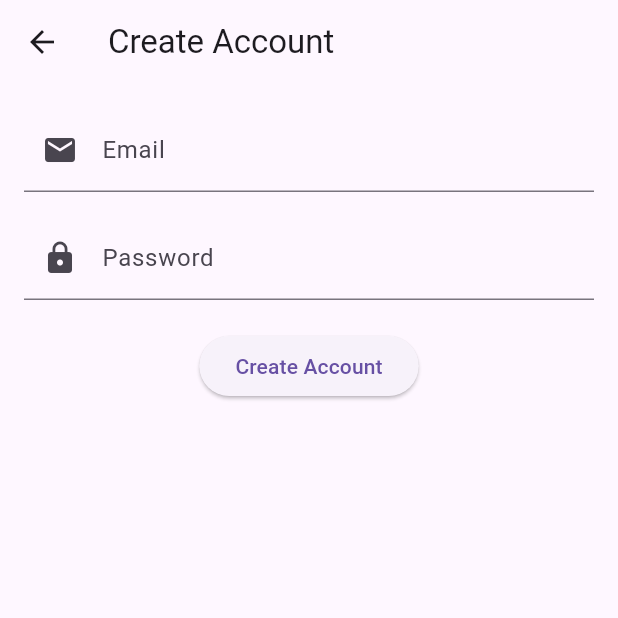
After one commit to WillGasser/FlutterApp, a Flutter app: the CreateAccountScreen screen opened directly, after a tap on "Create Account", on a phone screen of 412 x 824 dp, the top half of it. The commit adds this screen. Run offline on Flutter 3.47's test engine with Material 3 defaults, Android fonts, the phone set to English and light mode, and no system bars; Roboto replaces fonts that are missing (Raleway).

Commit message:
login edits

```diff
--- /dev/null
+++ b/health_app/lib/components/login/account_functions.dart
@@ -0,0 +1,55 @@
+import 'dart:convert';
+import 'dart:io';
+
+/// Checks whether an account with the provided email already exists.
+/// Returns true if the account exists, false otherwise.
+Future<bool> checkAccount(String email, String password) async {
+  final file = File('lib/user_data/news.json');
+  if (!await file.exists()) {
+    return false;
+  }
+  final content = await file.readAsString();
+  if (content.trim().isEmpty) {
+    return false;
+  }
+  final Map<String, dynamic> data = json.decode(content);
+  final List<dynamic> users = data['users'] ?? [];
+
+  for (var user in users) {
+    if (user['email'] == email) {
+      return true;
+    }
+  }
+  return false;
+}
+
+/// Creates an account by appending the new user (with email and password)
+/// to the JSON file. If the account already exists, it prints an error message.
+Future<void> createAccount(String email, String password) async {
+  if (await checkAccount(email, password)) {
+    print("Error: Account exists");
+  } else {
+    final file = File('lib/user_data/news.json');
+    Map<String, dynamic> data;
+    if (await file.exists()) {
+      final content = await file.readAsString();
+      if (content.trim().isEmpty) {
+        data = {'users': []};
+      } else {
+        data = json.decode(content);
+      }
+    } else {
+      data = {'users': []};
+    }
+    final Map<String, dynamic> newUser = {
+      'email': email,
+      'password': password,
+      // Optionally add more fields, e.g. 'profile_picture'
+    };
+    final List<dynamic> users = data['users'] ?? [];
+    users.add(newUser);
+    data['users'] = users;
+    await file.writeAsString(json.encode(data), flush: true);
+    print("Account created successfully");
+  }
+}
--- /dev/null
+++ b/health_app/lib/components/login/create_account_screen.dart
@@ -0,0 +1,63 @@
+import 'package:flutter/material.dart';
+import 'account_functions.dart';
+
+class CreateAccountScreen extends StatefulWidget {
+  const CreateAccountScreen({Key? key}) : super(key: key);
+
+  @override
+  State<CreateAccountScreen> createState() => _CreateAccountScreenState();
+}
+
+class _CreateAccountScreenState extends State<CreateAccountScreen> {
+  final TextEditingController _emailController = TextEditingController();
+  final TextEditingController _passwordController = TextEditingController();
+
+  @override
+  void dispose() {
+    _emailController.dispose();
+    _passwordController.dispose();
+    super.dispose();
+  }
+
+  void _handleCreateAccount() async {
+    String email = _emailController.text;
+    String password = _passwordController.text;
+    await createAccount(email, password);
+    // Optionally, add UI feedback or navigation after account creation.
+  }
+
+  @override
+  Widget build(BuildContext context) {
+    return Scaffold(
+      appBar: AppBar(title: const Text('Create Account')),
+      body: Padding(
+        padding: const EdgeInsets.all(16),
+        child: Column(
+          children: [
+            TextField(
+              controller: _emailController,
+              decoration: const InputDecoration(
+                labelText: 'Email',
+                prefixIcon: Icon(Icons.email),
+              ),
+            ),
+            const SizedBox(height: 16),
+            TextField(
+              controller: _passwordController,
+              obscureText: true,
+              decoration: const InputDecoration(
+                labelText: 'Password',
+                prefixIcon: Icon(Icons.lock),
+              ),
+            ),
+            const SizedBox(height: 20),
+            ElevatedButton(
+              onPressed: _handleCreateAccount,
+              child: const Text('Create Account'),
+            ),
+          ],
+        ),
+      ),
+    );
+  }
+}
--- a/health_app/lib/main.dart
+++ b/health_app/lib/main.dart
@@ -1,5 +1,5 @@
 import 'package:flutter/material.dart';
-import 'login.dart';
+import 'components/login/login_screen.dart';
 
 void main() {
   runApp(const HealthApp());
--- /dev/null
+++ b/health_app/lib/user_data/users.json
@@ -0,0 +1,9 @@
+{
+    "users": [
+        {
+            "username": "default_user",
+            "password": "defaultpass123",
+            "profile_picture": "assets/images/default_avatar.png"
+        }
+    ]
+}
```
Also changed, not shown: health_app/lib/components/home.dart (renamed from health_app/lib/home.dart, +69 -56 lines), health_app/lib/components/login/forgot_password_screen.dart (added, +32 -0 lines), health_app/lib/components/login/login_screen.dart (renamed from health_app/lib/login.dart, +39 -36 lines), health_app/lib/components/animations.dart (renamed from health_app/lib/animations.dart).
